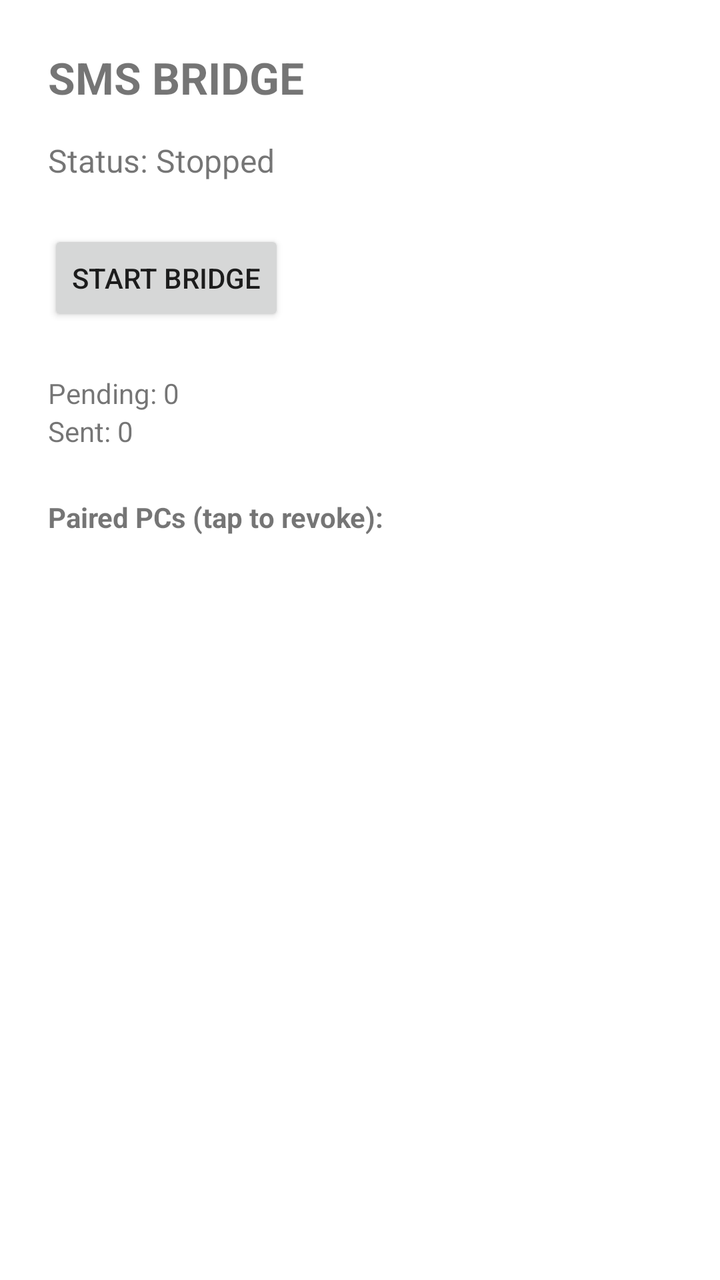
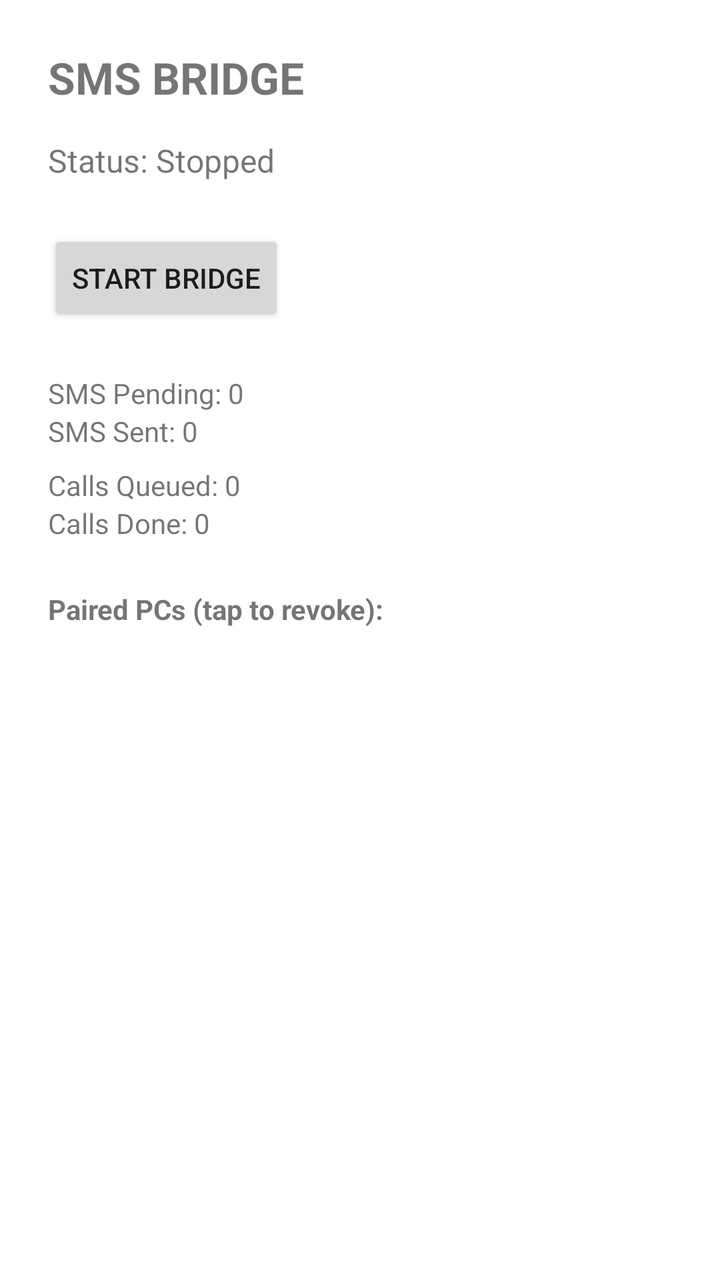

Before-and-after screenshots of an Android layout around one commit, followed by the original layout XML and the change that was made.
<!-- AndroidManifest.xml: application theme Theme.SMSBridge -->
<!-- res/layout/activity_main.xml -->
<?xml version="1.0" encoding="utf-8"?>
<LinearLayout xmlns:android="http://schemas.android.com/apk/res/android"
    android:layout_width="match_parent"
    android:layout_height="match_parent"
    android:orientation="vertical"
    android:padding="24dp">

    <TextView
        android:id="@+id/titleText"
        android:layout_width="wrap_content"
        android:layout_height="wrap_content"
        android:text="SMS BRIDGE"
        android:textSize="22sp"
        android:textStyle="bold" />

    <TextView
        android:id="@+id/statusText"
        android:layout_width="wrap_content"
        android:layout_height="wrap_content"
        android:layout_marginTop="16dp"
        android:text="Status: Stopped"
        android:textSize="16sp" />

    <TextView
        android:id="@+id/pairingCodeText"
        android:layout_width="wrap_content"
        android:layout_height="wrap_content"
        android:layout_marginTop="16dp"
        android:textSize="32sp"
        android:textStyle="bold"
        android:visibility="gone" />

    <TextView
        android:id="@+id/pairingHintText"
        android:layout_width="wrap_content"
        android:layout_height="wrap_content"
        android:text="On your PC, open Devices, select this phone, and enter the code above."
        android:visibility="gone" />

    <Button
        android:id="@+id/toggleServiceButton"
        android:layout_width="wrap_content"
        android:layout_height="wrap_content"
        android:layout_marginTop="24dp"
        android:text="Start Bridge" />

    <TextView
        android:id="@+id/pendingText"
        android:layout_width="wrap_content"
        android:layout_height="wrap_content"
        android:layout_marginTop="24dp"
        android:text="Pending: 0" />

    <TextView
        android:id="@+id/sentText"
        android:layout_width="wrap_content"
        android:layout_height="wrap_content"
        android:text="Sent: 0" />

    <TextView
        android:layout_width="wrap_content"
        android:layout_height="wrap_content"
        android:layout_marginTop="24dp"
        android:text="Paired PCs (tap to revoke):"
        android:textStyle="bold" />

    <ListView
        android:id="@+id/pairedDevicesList"
        android:layout_width="match_parent"
        android:layout_height="0dp"
        android:layout_weight="1" />

</LinearLayout>
<!-- resources referenced by this layout -->
<resources>
  <style name="Theme.SMSBridge" parent="Theme.MaterialComponents.DayNight.NoActionBar" />
</resources>

<!-- the commit's change to res/layout/activity_main.xml (unified diff, before → after) -->
@@ -49,13 +49,26 @@
         android:layout_width="wrap_content"
         android:layout_height="wrap_content"
         android:layout_marginTop="24dp"
-        android:text="Pending: 0" />
+        android:text="SMS Pending: 0" />
 
     <TextView
         android:id="@+id/sentText"
         android:layout_width="wrap_content"
         android:layout_height="wrap_content"
-        android:text="Sent: 0" />
+        android:text="SMS Sent: 0" />
+
+    <TextView
+        android:id="@+id/callPendingText"
+        android:layout_width="wrap_content"
+        android:layout_height="wrap_content"
+        android:layout_marginTop="8dp"
+        android:text="Calls Queued: 0" />
+
+    <TextView
+        android:id="@+id/callSentText"
+        android:layout_width="wrap_content"
+        android:layout_height="wrap_content"
+        android:text="Calls Done: 0" />
 
     <TextView
         android:layout_width="wrap_content"
